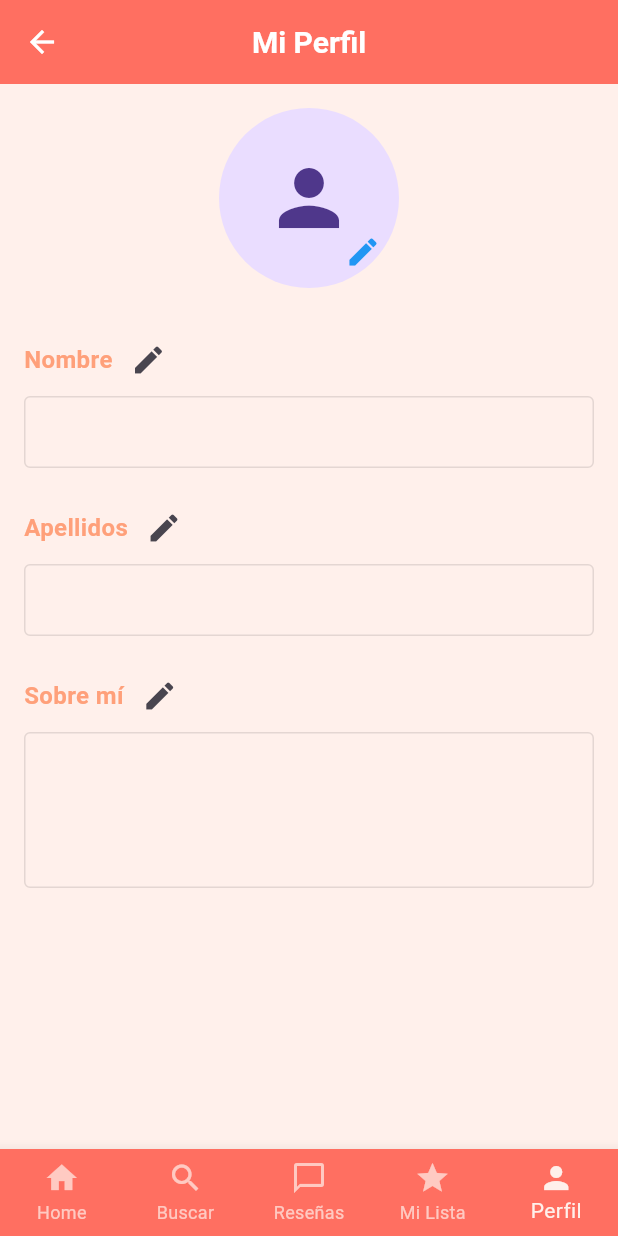
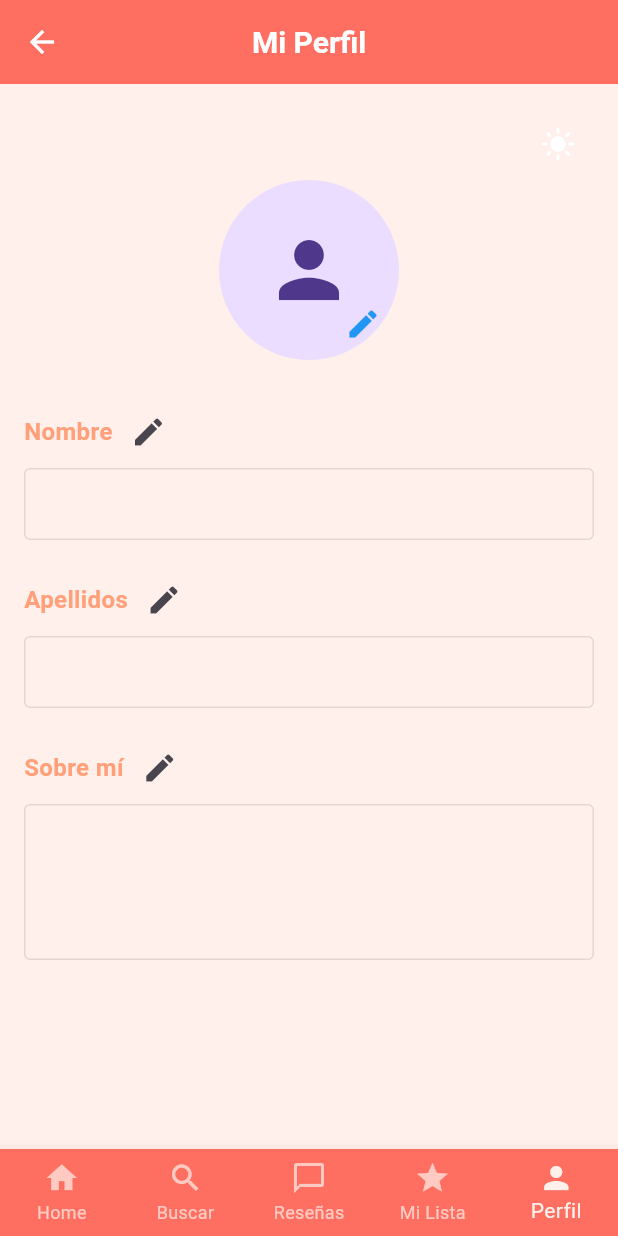
Before and after one commit to jeroen1010/truecinema, a Flutter app: the MiPerfilScreen screen opened by its route, on a phone screen of 412 x 824 dp. Run offline on Flutter 3.47's test engine with Material 3 defaults, Android fonts, the phone set to English and light mode, and no system bars; our stand-ins replace cloud_firestore, firebase_auth, firebase_core, google_sign_in, image_picker, local_auth; accounts and stored records are empty.

Commit message:
Fusión de ramas

```diff
--- a/lib/widgets/user_profile_content.dart
+++ b/lib/widgets/user_profile_content.dart
@@ -3,6 +3,8 @@ import 'package:cloud_firestore/cloud_firestore.dart';
 import 'package:firebase_auth/firebase_auth.dart';
 import 'package:truecinema/widgets/editable_field.dart';
 import 'package:truecinema/widgets/profile_image_widget.dart';
+import 'package:provider/provider.dart';
+import 'package:truecinema/theme/theme_notifier.dart';
 
 class UserProfileContent extends StatefulWidget {
   const UserProfileContent({super.key});
@@ -36,6 +38,22 @@ class _UserProfileContentState extends State<UserProfileContent> {
           padding: const EdgeInsets.all(16),
           child: Column(
             children: [
+              Align(
+                alignment: Alignment.topRight,
+                child: Consumer<ThemeNotifier>(
+                  builder: (context, themeNotifier, _) {
+                    return IconButton(
+                      icon: Icon(
+                        themeNotifier.isDarkMode ? Icons.dark_mode : Icons.light_mode,
+                        color: Theme.of(context).appBarTheme.iconTheme?.color,
+                      ),
+                      onPressed: () {
+                        themeNotifier.toggleTheme();
+                      },
+                    );
+                  },
+                ),
+              ),
               ProfileImageWidget(
                 googlePhotoUrl: FirebaseAuth.instance.currentUser?.photoURL,
               ),
```
Also changed, not shown: lib/main.dart (+10 -4 lines).
